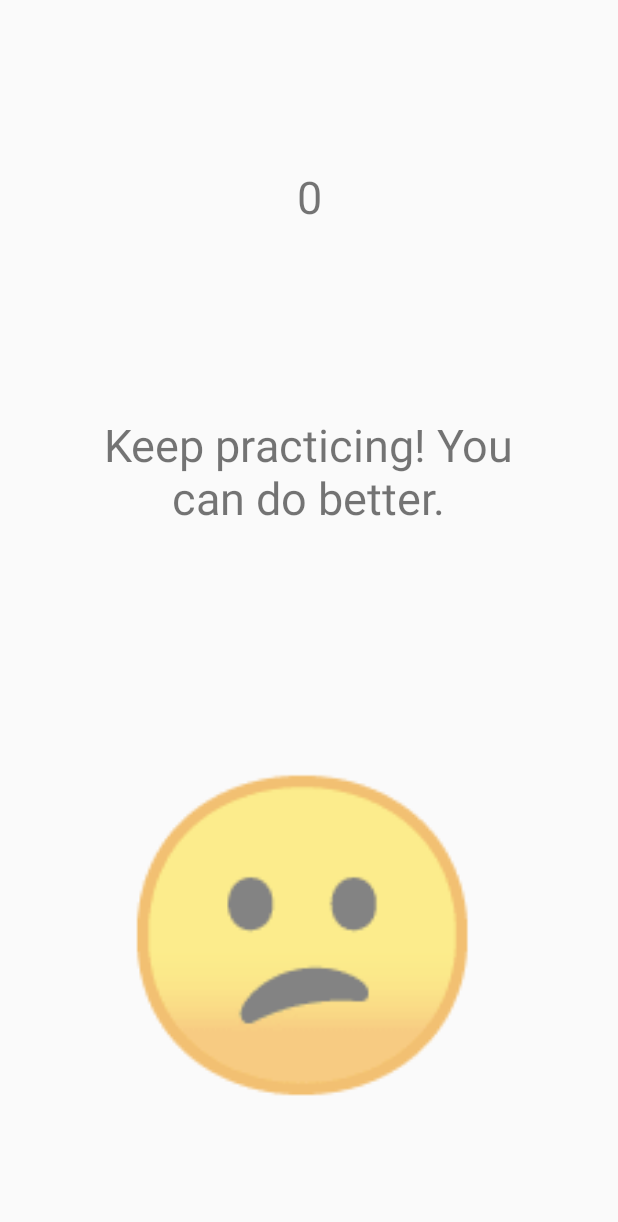
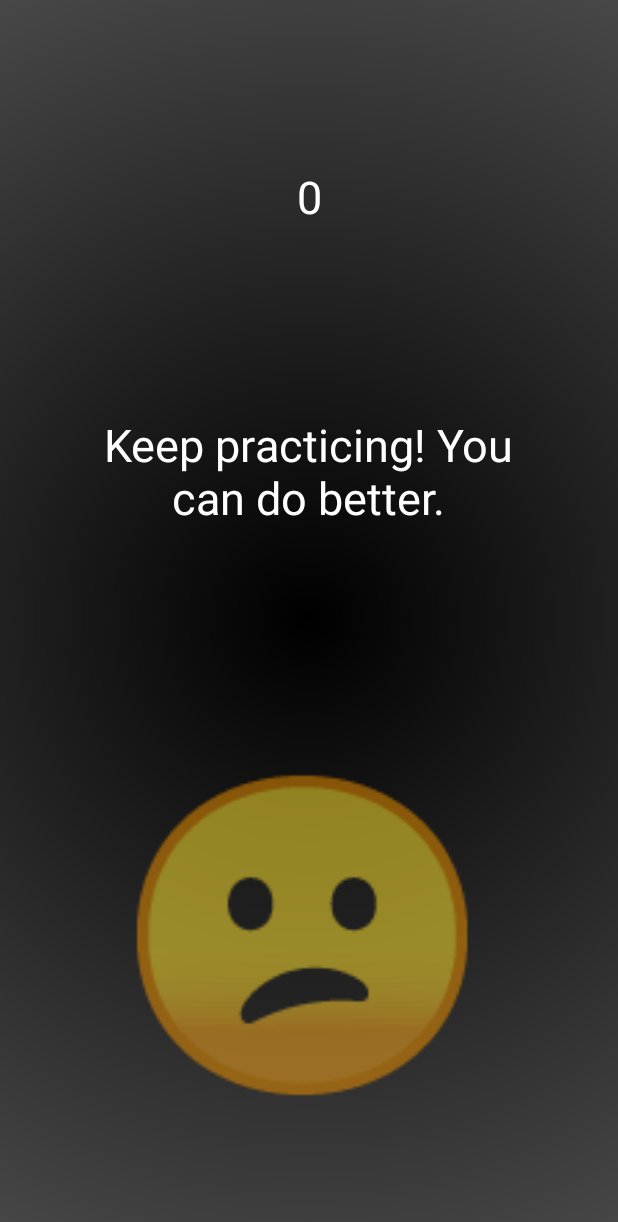
Before and after one commit to yeceylan/yazlab2.2, an Android app: the ScoreBoard screen opened directly, with no data from a screen before it, on a phone screen of 412 x 824 dp. Shown: the top 1222 px of the screen. Run offline under Robolectric (Android 15) with nearby library versions, the phone set to English and light mode, and no system bars; 4 statements that could not run were skipped.

Commit message:
score board xml changes

```diff
--- a/app/src/main/res/layout/activity_score_board.xml
+++ b/app/src/main/res/layout/activity_score_board.xml
@@ -4,7 +4,8 @@
     xmlns:tools="http://schemas.android.com/tools"
     android:layout_width="match_parent"
     android:layout_height="match_parent"
-    tools:context=".activity.ScoreBoard">
+    tools:context=".activity.ScoreBoard"
+    android:background="@drawable/background">
 
 
     <TextView
@@ -14,6 +15,7 @@
         android:text="Score: 75"
         android:textAlignment="center"
         android:textSize="30sp"
+        android:textColor="@color/white"
         app:layout_constraintBottom_toTopOf="@id/messageTextView"
         app:layout_constraintEnd_toEndOf="parent"
         app:layout_constraintStart_toStartOf="parent"
@@ -26,6 +28,7 @@
         android:text="Good job! You're getting better."
         android:textAlignment="center"
         android:textSize="30sp"
+        android:textColor="@color/white"
         app:layout_constraintBottom_toTopOf="@+id/emojiTextView"
         app:layout_constraintEnd_toEndOf="parent"
         app:layout_constraintHorizontal_bias="0.495"
```
